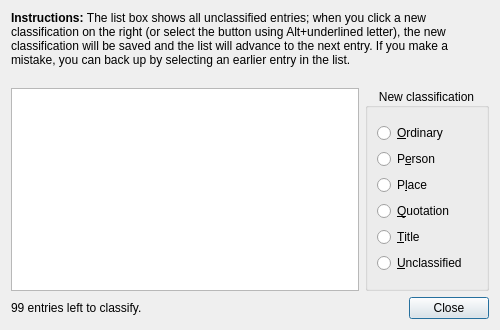
This is designer/tools_classification.ui in sobjornstad/tabularium as Qt 5 draws it before an edit. The edited form follows.
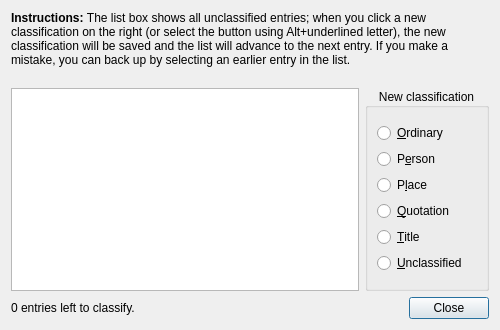
This is the edited form.

Commit message:
don't say "99 entries left" when no entries to classify
Also add the report.ui file, which I evidently forgot to commit earlier.

What changed in the file:
```diff
--- a/designer/tools_classification.ui
+++ b/designer/tools_classification.ui
@@ -116,7 +116,7 @@
      <item>
       <widget class="QLabel" name="countLabel">
        <property name="text">
-        <string>99 entries left to classify.</string>
+        <string>0 entries left to classify.</string>
        </property>
       </widget>
      </item>
```
The commit also changes 1 other file.
